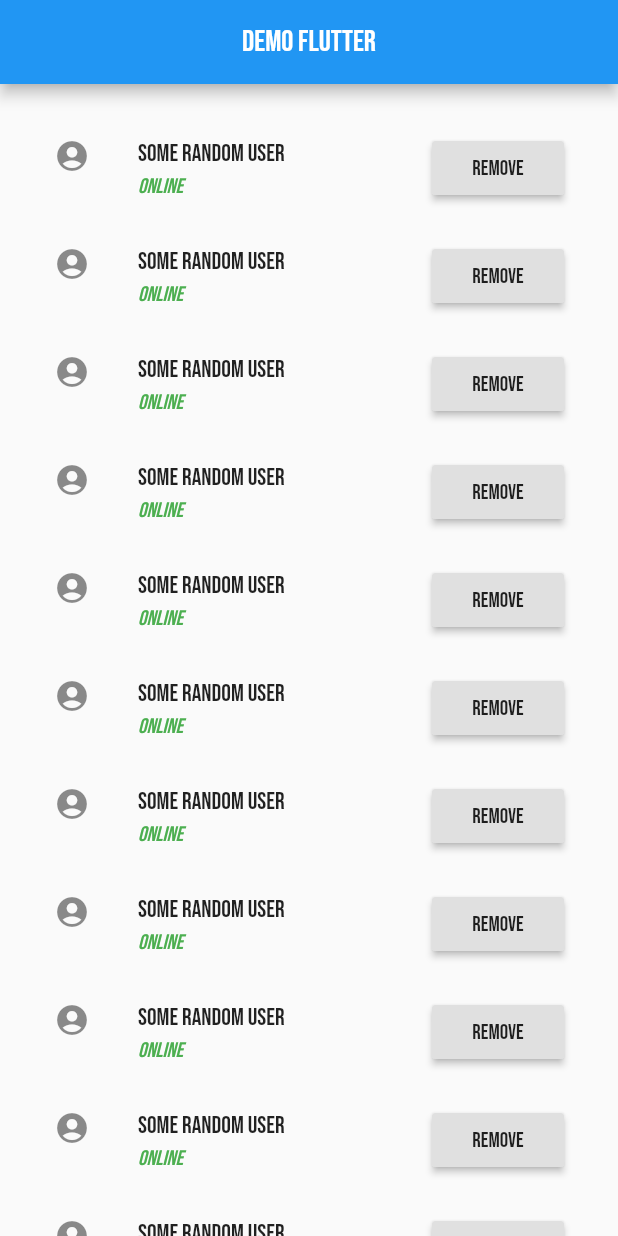
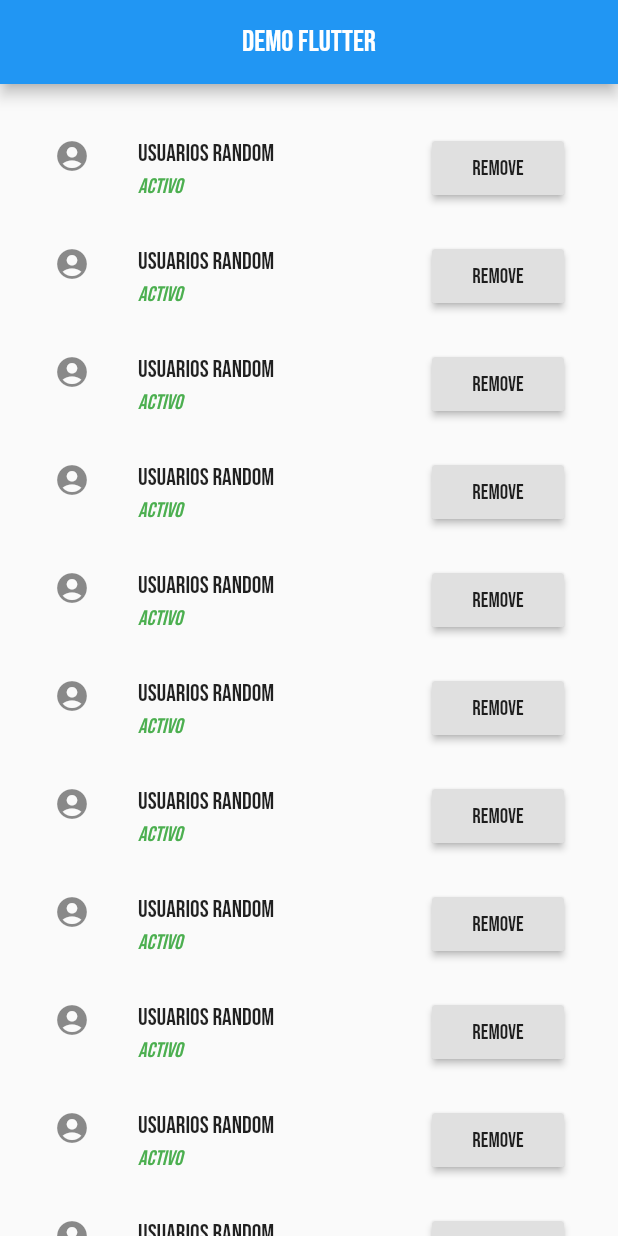
Before and after one commit to tresdos3/Flutter-ListView, a Flutter app: the screen it shows after launch, on a phone screen of 412 x 824 dp. Run offline on Flutter 3.47's test engine with Material 2 defaults, Android fonts, the phone set to English and light mode, and no system bars.

Commit message:
Demo ListView

```diff
--- a/lib/main.dart
+++ b/lib/main.dart
@@ -45,10 +45,10 @@ class _MyList extends StatelessWidget {
         padding: const EdgeInsets.all(20.0),
         itemBuilder: (context, i){
           return new ListTile(
-            title: new Text('Some Random User', style: new TextStyle(
+            title: new Text('Usuarios Random', style: new TextStyle(
               fontFamily: 'bebas-neue',
             ),),
-            subtitle: new Text('Online', style: new TextStyle(
+            subtitle: new Text('Activo', style: new TextStyle(
               fontFamily: 'bebas-neue',
               fontStyle: FontStyle.italic,
               color: Colors.green
```
